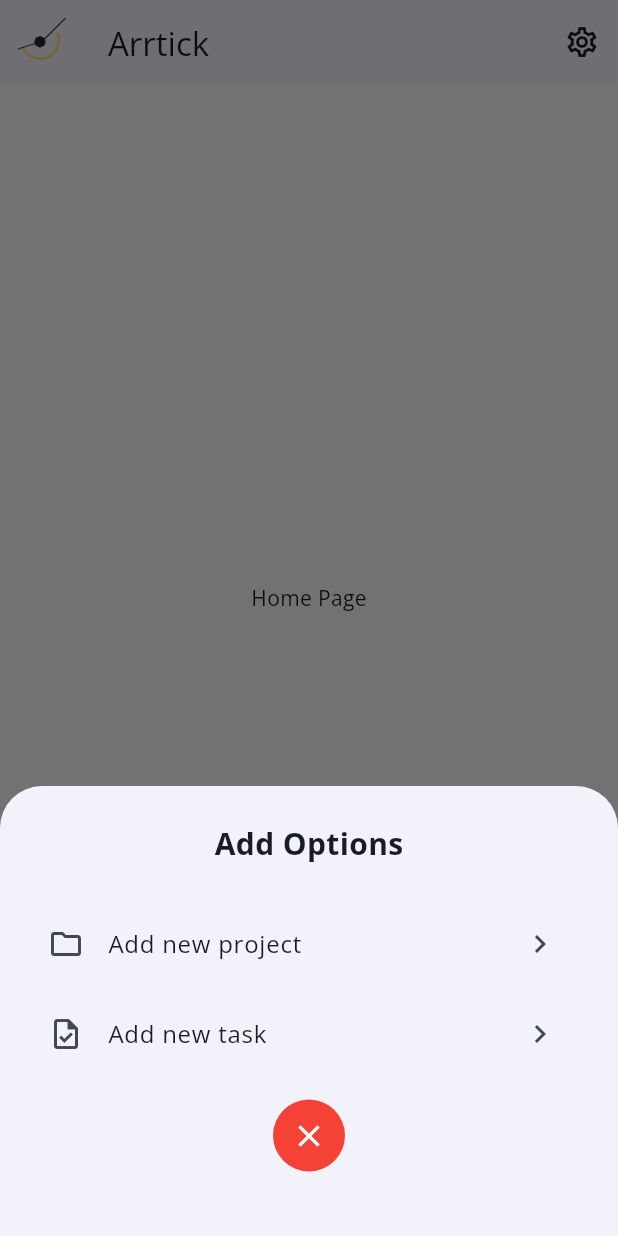
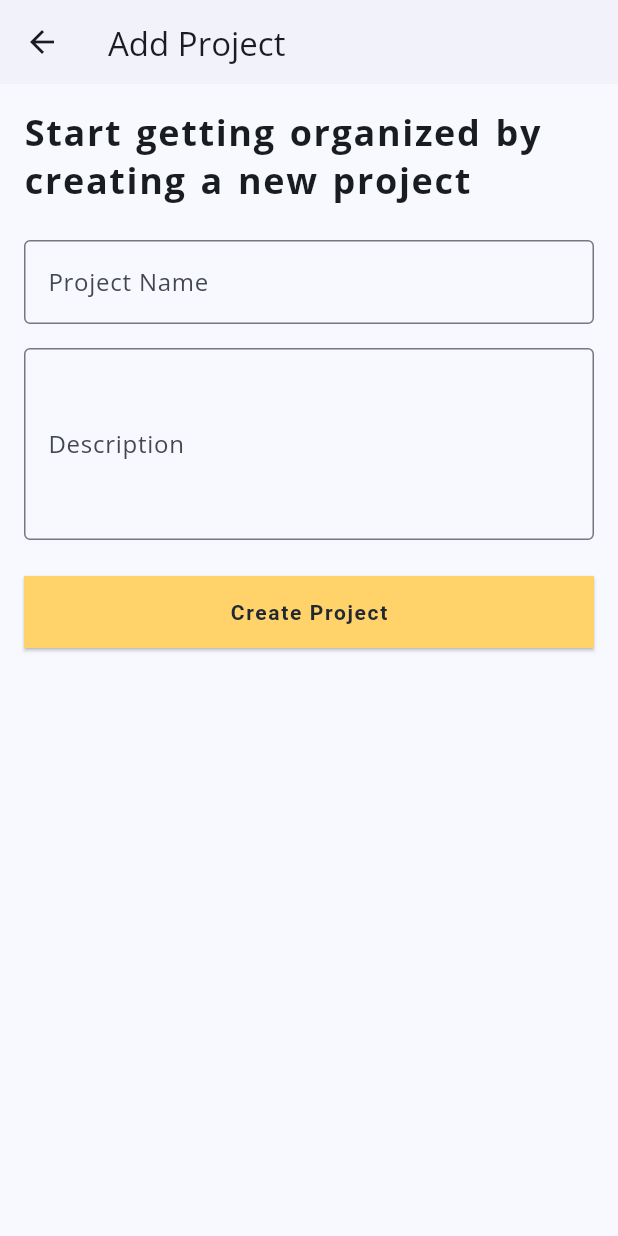
Before and after one commit to faruqonaayo/arrtick_app, a Flutter app: the screen it shows after launch, item 2 of the bottom bar chosen, after a tap on "Add new project", on a phone screen of 412 x 824 dp. Run offline on Flutter 3.47's test engine with Material 3 defaults, Android fonts, the phone set to English and light mode, and no system bars; our stand-ins replace go_router, google_fonts.

Commit message:
Add AddProject screen and update routing for project creation

```diff
--- a/lib/main.dart
+++ b/lib/main.dart
@@ -1,6 +1,7 @@
 import 'package:flutter/material.dart';
 import 'package:go_router/go_router.dart';
 
+import 'package:arrtick_app/screens/add_project.dart';
 import 'package:arrtick_app/theme.dart';
 import 'package:arrtick_app/screens/app_layout.dart';
 
@@ -13,7 +14,10 @@ class ArrtickApp extends StatelessWidget {
 
   final _router = GoRouter(
     initialLocation: "/",
-    routes: [GoRoute(path: "/", builder: (context, state) => AppLayout())],
+    routes: [
+      GoRoute(path: "/", builder: (context, state) => AppLayout()),
+      GoRoute(path: "/project/new", builder: (context, state) => AddProject()),
+    ],
   );
 
   @override
--- /dev/null
+++ b/lib/screens/add_project.dart
@@ -0,0 +1,55 @@
+import 'package:flutter/material.dart';
+
+class AddProject extends StatefulWidget {
+  const AddProject({super.key});
+
+  @override
+  State<AddProject> createState() => _AddProjectState();
+}
+
+class _AddProjectState extends State<AddProject> {
+  @override
+  Widget build(BuildContext context) {
+    return Scaffold(
+      appBar: AppBar(title: const Text('Add Project')),
+      body: ListView(
+        padding: const EdgeInsets.all(16.0),
+        children: [
+          Text(
+            'Start getting organized by creating a new project',
+            style: Theme.of(context).textTheme.headlineSmall!.copyWith(
+              fontWeight: FontWeight.bold,
+              wordSpacing: 2.0,
+              letterSpacing: 1.1,
+            ),
+          ),
+          const SizedBox(height: 24),
+          Form(
+            child: Column(
+              children: [
+                TextFormField(
+                  decoration: const InputDecoration(labelText: 'Project Name'),
+                ),
+                const SizedBox(height: 16),
+                TextFormField(
+                  decoration: const InputDecoration(labelText: 'Description'),
+                  maxLines: 4,
+                ),
+              ],
+            ),
+          ),
+          const SizedBox(height: 24),
+          ElevatedButton(
+            onPressed: () {
+              // Handle project creation logic here
+            },
+            style: ElevatedButton.styleFrom(
+              minimumSize: const Size.fromHeight(48),
+            ),
+            child: const Text('Create Project'),
+          ),
+        ],
+      ),
+    );
+  }
+}
--- a/lib/theme.dart
+++ b/lib/theme.dart
@@ -30,5 +30,19 @@ ThemeData buildThemeData(ColorScheme cs) {
       bodyColor: cs.onSurface,
       displayColor: cs.onSurface,
     ),
+    inputDecorationTheme: InputDecorationTheme(
+      border: OutlineInputBorder(
+        borderRadius: BorderRadius.circular(4),
+        borderSide: BorderSide(color: cs.outline),
+      ),
+    ),
+    elevatedButtonTheme: ElevatedButtonThemeData(
+      style: ElevatedButton.styleFrom(
+        backgroundColor: yellowColor,
+        foregroundColor: Color.fromRGBO(34, 40, 49, 1.0),
+        textStyle: TextStyle(fontWeight: FontWeight.w600, letterSpacing: 1.1),
+        shape: RoundedRectangleBorder(borderRadius: BorderRadius.zero),
+      ),
+    ),
   );
 }
--- a/lib/widgets/add_options.dart
+++ b/lib/widgets/add_options.dart
@@ -1,4 +1,5 @@
 import 'package:flutter/material.dart';
+import 'package:go_router/go_router.dart';
 
 class AddOptions extends StatelessWidget {
   const AddOptions({super.key});
@@ -22,7 +23,9 @@ class AddOptions extends StatelessWidget {
               title: Text('Add new project'),
               trailing: Icon(Icons.chevron_right),
               onTap: () {
-                // Handle add new project action
+                // Handle add new project action by going to the add project screen
+                Navigator.of(context).pop(); // Close the bottom sheet
+                context.push("/project/new");
               },
             ),
             ListTile(
```
